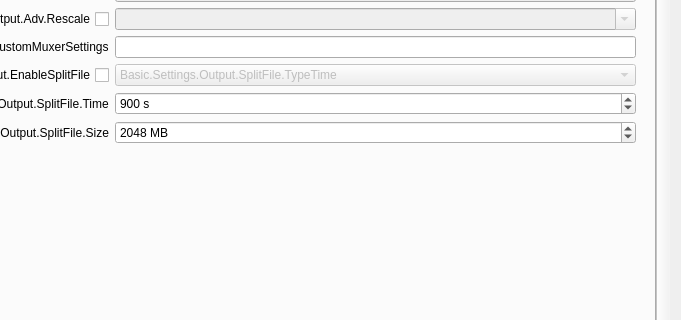
ZixiVideo/obs-studio, file UI/forms/OBSBasicSettings.ui: the form before one commit; both pictures show x 300 to 981 and y 248 to 568 of the 981 by 726 pixel window.
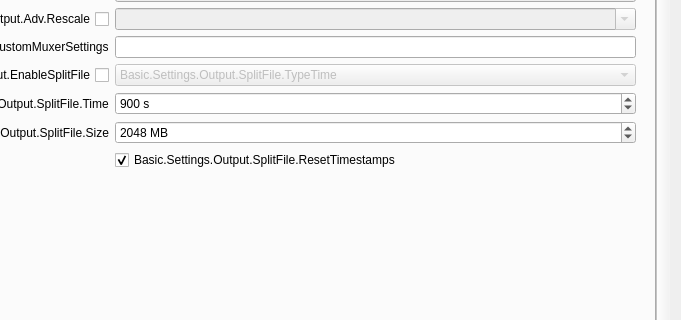
The form after the commit. The open tabs and pages were chosen to show the change. Icons and pictures are not drawn. Custom widgets are drawn as their Qt base class.

Commit message:
obs-ffmpeg, UI: Reset timestamps at splitting file
This commit adds a setting to reset timestamps when splitting files.
Some NLEs cannot handle video files whose starting timestamp is not
zero. Default is enabed.

What changed in the file:
```diff
--- a/UI/forms/OBSBasicSettings.ui
+++ b/UI/forms/OBSBasicSettings.ui
@@ -2497,6 +2497,16 @@
                               </property>
                              </widget>
                             </item>
+                            <item row="10" column="1">
+                             <widget class="QCheckBox" name="advOutSplitFileRstTS">
+                              <property name="text">
+                               <string>Basic.Settings.Output.SplitFile.ResetTimestamps</string>
+                              </property>
+                              <property name="checked">
+                               <bool>true</bool>
+                              </property>
+                             </widget>
+                            </item>
                             <item row="3" column="1">
                              <widget class="QStackedWidget" name="advRecTrackWidget">
                               <property name="sizePolicy">
```
Left out of the diff: 1 changed line with no effect on the pictures. The commit also changes 6 other files.
